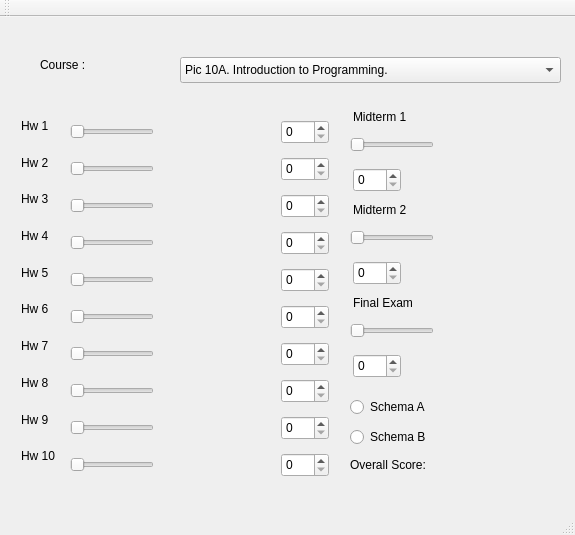
Qt form mainwindow.ui (Saahil12/10C-HW2) before a commit.
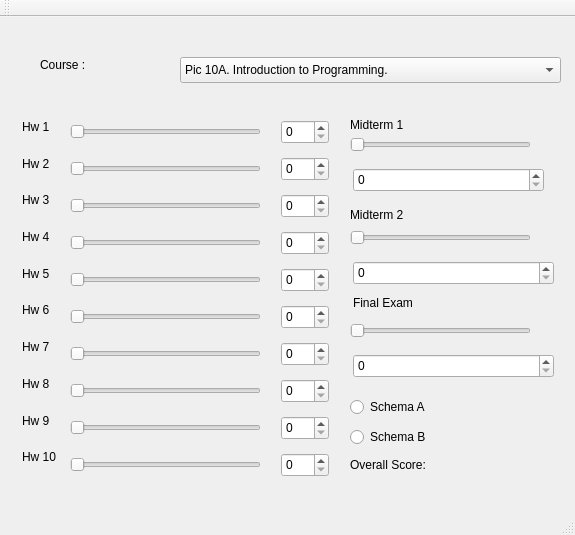
The same form after that commit.

Commit message: Added fromC_toA() for when classes are changed in the comboBox

The edit to the form file:
```diff
--- a/mainwindow.ui
+++ b/mainwindow.ui
@@ -104,142 +104,12 @@
      <string/>
     </property>
    </widget>
-   <widget class="QLabel" name="label_7">
-    <property name="geometry">
-     <rect>
-      <x>21</x>
-      <y>321</y>
-      <width>31</width>
-      <height>16</height>
-     </rect>
-    </property>
-    <property name="text">
-     <string>Hw 7</string>
-    </property>
-   </widget>
-   <widget class="QLabel" name="label_6">
-    <property name="geometry">
-     <rect>
-      <x>21</x>
-      <y>284</y>
-      <width>32</width>
-      <height>16</height>
-     </rect>
-    </property>
-    <property name="text">
-     <string>Hw 6</string>
-    </property>
-   </widget>
-   <widget class="QLabel" name="label_3">
-    <property name="geometry">
-     <rect>
-      <x>21</x>
-      <y>174</y>
-      <width>32</width>
-      <height>16</height>
-     </rect>
-    </property>
-    <property name="text">
-     <string>Hw 3</string>
-    </property>
-   </widget>
-   <widget class="QLabel" name="label_8">
-    <property name="geometry">
-     <rect>
-      <x>21</x>
-      <y>358</y>
-      <width>32</width>
-      <height>16</height>
-     </rect>
-    </property>
-    <property name="text">
-     <string>Hw 8</string>
-    </property>
-   </widget>
-   <widget class="QLabel" name="label_5">
-    <property name="geometry">
-     <rect>
-      <x>21</x>
-      <y>248</y>
-      <width>32</width>
-      <height>16</height>
-     </rect>
-    </property>
-    <property name="text">
-     <string>Hw 5</string>
-    </property>
-   </widget>
-   <widget class="QLabel" name="label_9">
-    <property name="geometry">
-     <rect>
-      <x>21</x>
-      <y>395</y>
-      <width>32</width>
-      <height>16</height>
-     </rect>
-    </property>
-    <property name="text">
-     <string>Hw 9</string>
-    </property>
-   </widget>
-   <widget class="QLabel" name="label">
-    <property name="geometry">
-     <rect>
-      <x>21</x>
-      <y>101</y>
-      <width>30</width>
-      <height>16</height>
-     </rect>
-    </property>
-    <property name="text">
-     <string>Hw 1</string>
-    </property>
-   </widget>
-   <widget class="QLabel" name="label_10">
-    <property name="geometry">
-     <rect>
-      <x>21</x>
-      <y>431</y>
-      <width>38</width>
-      <height>16</height>
-     </rect>
-    </property>
-    <property name="text">
-     <string>Hw 10</string>
-    </property>
-   </widget>
-   <widget class="QLabel" name="label_2">
-    <property name="geometry">
-     <rect>
-      <x>21</x>
-      <y>138</y>
-      <width>31</width>
-      <height>16</height>
-     </rect>
-    </property>
-    <property name="text">
-     <string>Hw 2</string>
-    </property>
-   </widget>
-   <widget class="QLabel" name="label_4">
-    <property name="geometry">
-     <rect>
-      <x>21</x>
-      <y>211</y>
-      <width>32</width>
-      <height>16</height>
-     </rect>
-    </property>
-    <property name="text">
-     <string>Hw 4</string>
-    </property>
-   </widget>
    <widget class="QSlider" name="horizontalSlider_10">
     <property name="geometry">
      <rect>
       <x>70</x>
       <y>437</y>
-      <width>84</width>
+      <width>191</width>
       <height>22</height>
      </rect>
     </property>
@@ -252,7 +122,7 @@
      <rect>
       <x>70</x>
       <y>252</y>
-      <width>84</width>
+      <width>191</width>
       <height>22</height>
      </rect>
     </property>
@@ -265,7 +135,7 @@
      <rect>
       <x>70</x>
       <y>326</y>
-      <width>84</width>
+      <width>191</width>
       <height>22</height>
      </rect>
     </property>
@@ -278,7 +148,7 @@
      <rect>
       <x>70</x>
       <y>400</y>
-      <width>84</width>
+      <width>191</width>
       <height>22</height>
      </rect>
     </property>
@@ -291,7 +161,7 @@
      <rect>
       <x>70</x>
       <y>178</y>
-      <width>84</width>
+      <width>191</width>
       <height>22</height>
      </rect>
     </property>
@@ -304,7 +174,7 @@
      <rect>
       <x>70</x>
       <y>104</y>
-      <width>84</width>
+      <width>191</width>
       <height>22</height>
      </rect>
     </property>
@@ -317,7 +187,7 @@
      <rect>
       <x>70</x>
       <y>215</y>
-      <width>84</width>
+      <width>191</width>
       <height>22</height>
      </rect>
     </property>
@@ -330,7 +200,7 @@
      <rect>
       <x>70</x>
       <y>289</y>
-      <width>84</width>
+      <width>191</width>
       <height>22</height>
      </rect>
     </property>
@@ -343,7 +213,7 @@
      <rect>
       <x>70</x>
       <y>141</y>
-      <width>84</width>
+      <width>191</width>
       <height>22</height>
      </rect>
     </property>
@@ -356,7 +226,7 @@
      <rect>
       <x>70</x>
       <y>363</y>
-      <width>84</width>
+      <width>191</width>
       <height>22</height>
      </rect>
     </property>
@@ -469,7 +339,7 @@
      <rect>
       <x>350</x>
       <y>303</y>
-      <width>84</width>
+      <width>181</width>
       <height>22</height>
      </rect>
     </property>
@@ -482,7 +352,7 @@
      <rect>
       <x>350</x>
       <y>210</y>
-      <width>84</width>
+      <width>181</width>
       <height>22</height>
      </rect>
     </property>
@@ -495,7 +365,7 @@
      <rect>
       <x>350</x>
       <y>117</y>
-      <width>84</width>
+      <width>181</width>
       <height>22</height>
      </rect>
     </property>
@@ -508,7 +378,7 @@
      <rect>
       <x>353</x>
       <y>151</y>
-      <width>48</width>
+      <width>191</width>
       <height>24</height>
      </rect>
     </property>
@@ -518,7 +388,7 @@
      <rect>
       <x>353</x>
       <y>337</y>
-      <width>48</width>
+      <width>201</width>
       <height>24</height>
      </rect>
     </property>
@@ -526,8 +396,8 @@
    <widget class="QLabel" name="label_11">
     <property name="geometry">
      <rect>
-      <x>353</x>
-      <y>92</y>
+      <x>350</x>
+      <y>100</y>
       <width>60</width>
       <height>16</height>
      </rect>
@@ -554,7 +424,7 @@
      <rect>
       <x>353</x>
       <y>244</y>
-      <width>48</width>
+      <width>201</width>
       <height>24</height>
      </rect>
     </property>
@@ -562,9 +432,9 @@
    <widget class="QLabel" name="label_12">
     <property name="geometry">
      <rect>
-      <x>353</x>
-      <y>185</y>
-      <width>62</width>
+      <x>350</x>
+      <y>190</y>
+      <width>91</width>
       <height>16</height>
      </rect>
     </property>
@@ -572,6 +442,136 @@
      <string>Midterm 2</string>
     </property>
    </widget>
+   <widget class="QLabel" name="label_7">
+    <property name="geometry">
+     <rect>
+      <x>22</x>
+      <y>322</y>
+      <width>31</width>
+      <height>16</height>
+     </rect>
+    </property>
+    <property name="text">
+     <string>Hw 7</string>
+    </property>
+   </widget>
+   <widget class="QLabel" name="label_6">
+    <property name="geometry">
+     <rect>
+      <x>22</x>
+      <y>285</y>
+      <width>32</width>
+      <height>16</height>
+     </rect>
+    </property>
+    <property name="text">
+     <string>Hw 6</string>
+    </property>
+   </widget>
+   <widget class="QLabel" name="label_3">
+    <property name="geometry">
+     <rect>
+      <x>22</x>
+      <y>175</y>
+      <width>32</width>
+      <height>16</height>
+     </rect>
+    </property>
+    <property name="text">
+     <string>Hw 3</string>
+    </property>
+   </widget>
+   <widget class="QLabel" name="label_8">
+    <property name="geometry">
+     <rect>
+      <x>22</x>
+      <y>359</y>
+      <width>32</width>
+      <height>16</height>
+     </rect>
+    </property>
+    <property name="text">
+     <string>Hw 8</string>
+    </property>
+   </widget>
+   <widget class="QLabel" name="label_5">
+    <property name="geometry">
+     <rect>
+      <x>22</x>
+      <y>249</y>
+      <width>32</width>
+      <height>16</height>
+     </rect>
+    </property>
+    <property name="text">
+     <string>Hw 5</string>
+    </property>
+   </widget>
+   <widget class="QLabel" name="label_9">
+    <property name="geometry">
+     <rect>
+      <x>22</x>
+      <y>396</y>
+      <width>32</width>
+      <height>16</height>
+     </rect>
+    </property>
+    <property name="text">
+     <string>Hw 9</string>
+    </property>
+   </widget>
+   <widget class="QLabel" name="label">
+    <property name="geometry">
+     <rect>
+      <x>22</x>
+      <y>102</y>
+      <width>30</width>
+      <height>16</height>
+     </rect>
+    </property>
+    <property name="text">
+     <string>Hw 1</string>
+    </property>
+   </widget>
+   <widget class="QLabel" name="label_10">
+    <property name="geometry">
+     <rect>
+      <x>22</x>
+      <y>432</y>
+      <width>38</width>
+      <height>16</height>
+     </rect>
+    </property>
+    <property name="text">
+     <string>Hw 10</string>
+    </property>
+   </widget>
+   <widget class="QLabel" name="label_2">
+    <property name="geometry">
+     <rect>
+      <x>22</x>
+      <y>139</y>
+      <width>31</width>
+      <height>16</height>
+     </rect>
+    </property>
+    <property name="text">
+     <string>Hw 2</string>
+    </property>
+   </widget>
+   <widget class="QLabel" name="label_4">
+    <property name="geometry">
+     <rect>
+      <x>22</x>
+      <y>212</y>
+      <width>32</width>
+      <height>16</height>
+     </rect>
+    </property>
+    <property name="text">
+     <string>Hw 4</string>
+    </property>
+   </widget>
   </widget>
   <widget class="QMenuBar" name="menuBar">
    <property name="geometry">
```
The commit also changes 2 other files.
